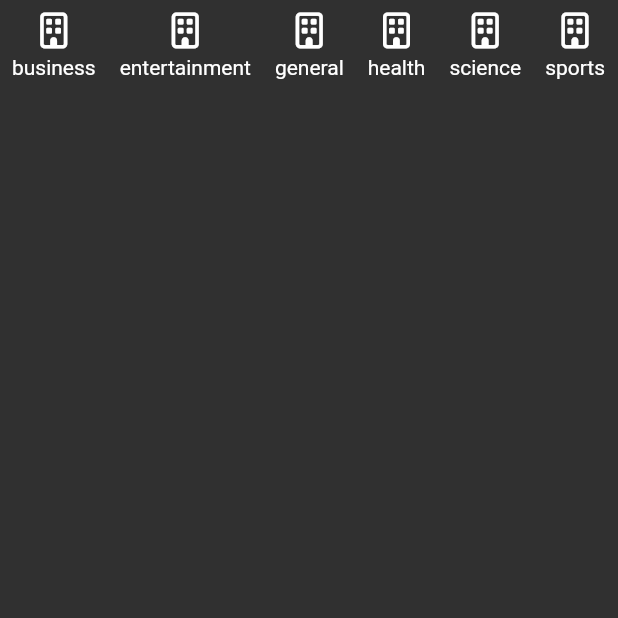
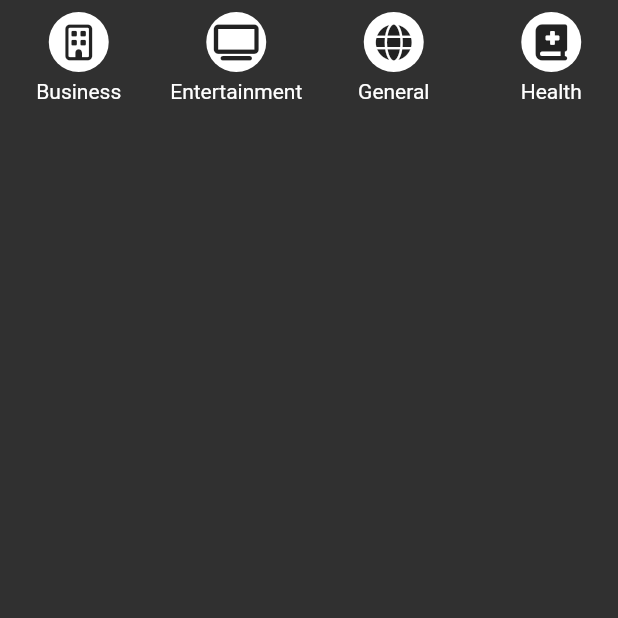
Before and after one commit to ddienu/News_Provider_App, a Flutter app: the Tab2Page screen opened directly, on a phone screen of 412 x 824 dp, the top half of it. Run offline on Flutter 3.47's test engine with Material 2 defaults, Android fonts, the phone set to English and light mode, and no system bars; our stand-ins replace font_awesome_flutter; network calls fail.

Commit message:
Update: tab2 page, update: news service
Updating tab2 page with an extract of the icon widget to simplify the code into the list view builder, adding shape and color to the icon to enhance the visual looking of the app also implement the gesture detector to soon add the on tap function and redirect the page depends on what the user category wants.
Updating tab2 page changing the icon.

```diff
--- a/lib/pages/tab2_page.dart
+++ b/lib/pages/tab2_page.dart
@@ -1,4 +1,5 @@
 import 'package:flutter/material.dart';
+import 'package:news_app_provider/model/category_model.dart';
 import 'package:news_app_provider/services/news_service.dart';
 import 'package:provider/provider.dart';
 
@@ -32,17 +33,50 @@ class _ListaCategorias extends StatelessWidget {
       scrollDirection: Axis.horizontal,
       itemCount: categories.length,
       itemBuilder: (BuildContext context, int index) {
-        return Padding(
+
+        final categoryName = categories[index].name;
+
+        return Container(
+          width: 105,
+          child: Padding(
             padding: EdgeInsets.all(8.0),
             child: Column(
               children: [
-              Icon(categories[index].icon),
+                _CategoryButton(categories[index]),
                 SizedBox( height: 5.0),
-              Text(categories[index].name)
+                Text(categoryName[0].toUpperCase()+categoryName.substring(1))
                ],
+              ),
             ),
         );
         },
       );
   }
 }
+
+class _CategoryButton extends StatelessWidget {
+
+  final Category categoria;
+
+
+  const _CategoryButton(this.categoria);
+
+  @override
+  Widget build(BuildContext context) {
+    return GestureDetector(
+      onTap: () => print(categoria.name),
+      child: Container(
+        width: 40.0,
+        height: 40.0,
+        decoration: BoxDecoration(
+          shape: BoxShape.circle,
+          color: Colors.white,
+        ),
+        child: Icon(
+          categoria.icon,
+          color: Colors.black87,
+          ),
+      ),
+    );
+  }
+}
--- a/lib/services/news_service.dart
+++ b/lib/services/news_service.dart
@@ -15,12 +15,12 @@ class NewsService with ChangeNotifier{
 
   List<Category> categories = [
     Category(FontAwesomeIcons.building, 'business'),
-    Category(FontAwesomeIcons.building, 'entertainment'),
-    Category(FontAwesomeIcons.building, 'general'),
-    Category(FontAwesomeIcons.building, 'health'),
-    Category(FontAwesomeIcons.building, 'science'),
-    Category(FontAwesomeIcons.building, 'sports'),
-    Category(FontAwesomeIcons.building, 'technology'),
+    Category(FontAwesomeIcons.tv, 'entertainment'),
+    Category(FontAwesomeIcons.globe, 'general'),
+    Category(FontAwesomeIcons.bookMedical, 'health'),
+    Category(FontAwesomeIcons.flask, 'science'),
+    Category(FontAwesomeIcons.baseball, 'sports'),
+    Category(FontAwesomeIcons.microchip, 'technology'),
   ];
 
 
```
Lines whose indentation alone changed are shown as unchanged.
